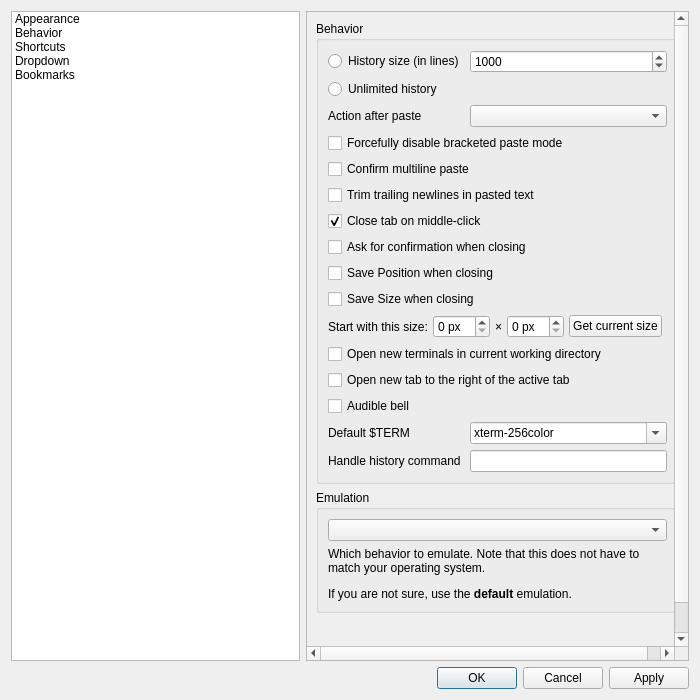
First picture: the form in src/forms/propertiesdialog.ui, repository lxqt/qterminal, before the edit.
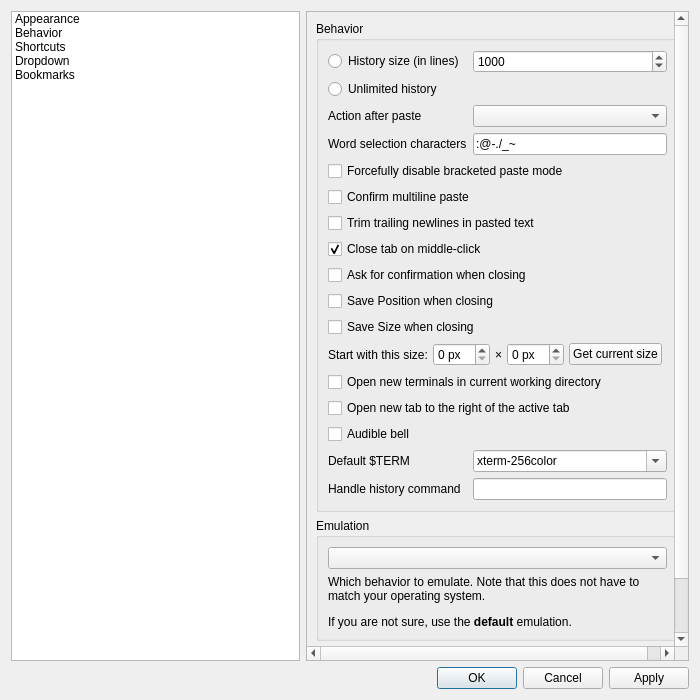
Second picture: the form after the edit. The open tabs and pages were chosen to show the change. Icons and pictures are not drawn.

Commit message: Add word characters preference option (fixes #1098)

What changed in the file:
```diff
--- a/src/forms/propertiesdialog.ui
+++ b/src/forms/propertiesdialog.ui
@@ -557,8 +557,8 @@
            <rect>
             <x>0</x>
             <y>0</y>
-            <width>490</width>
-            <height>872</height>
+            <width>398</width>
+            <height>771</height>
            </rect>
           </property>
           <layout class="QGridLayout" name="gridLayout_5">
@@ -621,14 +621,24 @@
               <item row="2" column="1">
                <widget class="QComboBox" name="motionAfterPasting_comboBox"/>
               </item>
-              <item row="14" column="0">
-               <widget class="QLabel" name="label_14">
+              <item row="3" column="0">
+               <widget class="QLabel" name="label_18">
                 <property name="text">
-                 <string>Default $TERM</string>
+                 <string>Word selection characters</string>
                 </property>
                </widget>
               </item>
-              <item row="3" column="0" colspan="2">
+              <item row="3" column="1">
+               <widget class="QLineEdit" name="wordCharactersLineEdit">
+                <property name="toolTip">
+                 <string>When selecting text by word, consider these characters as part of words in addition to alphanumeric characters</string>
+                </property>
+                <property name="text">
+                 <string>:@-./_~</string>
+                </property>
+               </widget>
+              </item>
+              <item row="4" column="0" colspan="2">
                <widget class="QCheckBox" name="disableBracketedPasteModeCheckBox">
                 <property name="toolTip">
                  <string>Bracketed paste mode is useful for pasting multiline strings.</string>
@@ -638,21 +648,21 @@
                 </property>
                </widget>
               </item>
-              <item row="4" column="0" colspan="2">
+              <item row="5" column="0" colspan="2">
                <widget class="QCheckBox" name="confirmMultilinePasteCheckBox">
                 <property name="text">
                  <string>Confirm multiline paste</string>
                 </property>
                </widget>
               </item>
-              <item row="5" column="0" colspan="2">
+              <item row="6" column="0" colspan="2">
                <widget class="QCheckBox" name="trimPastedTrailingNewlinesCheckBox">
                 <property name="text">
                  <string>Trim trailing newlines in pasted text</string>
                 </property>
                </widget>
               </item>
-              <item row="6" column="0" colspan="2">
+              <item row="7" column="0" colspan="2">
                <widget class="QCheckBox" name="closeTabOnMiddleClickCheckBox">
                 <property name="text">
                  <string>Close tab on middle-click</string>
@@ -662,28 +672,28 @@
                 </property>
                </widget>
               </item>
-              <item row="7" column="0" colspan="2">
+              <item row="8" column="0" colspan="2">
                <widget class="QCheckBox" name="askOnExitCheckBox">
                 <property name="text">
                  <string>Ask for confirmation when closing</string>
                 </property>
                </widget>
               </item>
-              <item row="8" column="0" colspan="2">
+              <item row="9" column="0" colspan="2">
                <widget class="QCheckBox" name="savePosOnExitCheckBox">
                 <property name="text">
                  <string>Save Position when closing</string>
                 </property>
                </widget>
               </item>
-              <item row="9" column="0" colspan="2">
+              <item row="10" column="0" colspan="2">
                <widget class="QCheckBox" name="saveSizeOnExitCheckBox">
                 <property name="text">
                  <string>Save Size when closing</string>
                 </property>
                </widget>
               </item>
-              <item row="10" column="0" colspan="2">
+              <item row="11" column="0" colspan="2">
                <layout class="QHBoxLayout" name="horizontalLayout_4">
                 <property name="spacing">
                  <number>5</number>
@@ -741,14 +751,14 @@
                 </item>
                </layout>
               </item>
-              <item row="11" column="0" colspan="2">
+              <item row="12" column="0" colspan="2">
                <widget class="QCheckBox" name="useCwdCheckBox">
                 <property name="text">
                  <string>Open new terminals in current working directory</string>
                 </property>
                </widget>
               </item>
-              <item row="12" column="0" colspan="2">
+              <item row="13" column="0" colspan="2">
                <widget class="QCheckBox" name="openNewTabRightToActiveTabCheckBox">
                 <property name="toolTip">
                  <string>If unchecked the new tab will be opened as the rightmost tab</string>
@@ -758,14 +768,21 @@
                 </property>
                </widget>
               </item>
-              <item row="13" column="0">
+              <item row="14" column="0">
                <widget class="QCheckBox" name="audibleBellCheckBox">
                 <property name="text">
                  <string>Audible bell</string>
                 </property>
                </widget>
               </item>
-              <item row="14" column="1">
+              <item row="15" column="0">
+               <widget class="QLabel" name="label_14">
+                <property name="text">
+                 <string>Default $TERM</string>
+                </property>
+               </widget>
+              </item>
+              <item row="15" column="1">
                <widget class="QComboBox" name="termComboBox">
                 <property name="sizePolicy">
                  <sizepolicy hsizetype="Expanding" vsizetype="Fixed">
@@ -791,10 +808,10 @@
                 </item>
                </widget>
               </item>
-              <item row="15" column="1">
+              <item row="16" column="1">
                <widget class="QLineEdit" name="handleHistoryLineEdit"/>
               </item>
-              <item row="15" column="0">
+              <item row="16" column="0">
                <widget class="QLabel" name="label_17">
                 <property name="toolTip">
                  <string>This command will be run with an argument containing the file name of a tempfile containing the scrollback history</string>
```
Left out of the diff: 6 changed lines with no effect on the pictures. The commit also changes 4 other files.
